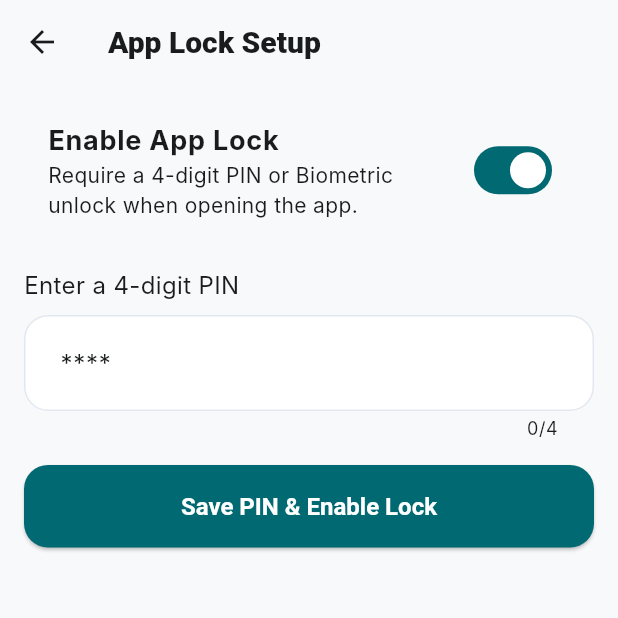
After one commit to abhilashmamminiyan/manikutti_mobile, a Flutter app: the SetupAppLockScreen screen opened directly, after a tap on "Enable App Lock", on a phone screen of 412 x 824 dp, the top half of it. The commit adds this screen. Run offline on Flutter 3.47's test engine with Material 3 defaults, Android fonts, the phone set to English and light mode, and no system bars; our stand-ins replace connectivity_plus, flutter_local_notifications, flutter_secure_storage, image_picker, local_auth, package_info_plus and 3 more; missing offline and left inert: google_mlkit_text_recognition, workmanager; accounts and stored records are empty; Roboto replaces fonts that are missing (Inter, Manrope).

Commit message:
feat: Add App Lock and persistent CI keystore signing

```diff
--- a/lib/screens/settings_screen.dart
+++ b/lib/screens/settings_screen.dart
@@ -3,6 +3,7 @@
 import '../widgets/app_drawer.dart';
 import '../main.dart';
 import 'package:shared_preferences/shared_preferences.dart';
+import 'setup_app_lock_screen.dart';
 
 class SettingsScreen extends StatelessWidget {
   const SettingsScreen({super.key});
@@ -34,6 +35,17 @@
               },
             ),
           ),
+          ListTile(
+            title: const Text('App Lock'),
+            subtitle: const Text('Require PIN or Biometrics'),
+            trailing: const Icon(Icons.security),
+            onTap: () {
+              Navigator.push(
+                context,
+                MaterialPageRoute(builder: (context) => const SetupAppLockScreen()),
+              );
+            },
+          ),
         ],
       ),
     );
--- /dev/null
+++ b/lib/screens/setup_app_lock_screen.dart
@@ -0,0 +1,159 @@
+import 'package:flutter/material.dart';
+import 'package:flutter_secure_storage/flutter_secure_storage.dart';
+import 'package:shared_preferences/shared_preferences.dart';
+
+class SetupAppLockScreen extends StatefulWidget {
+  const SetupAppLockScreen({super.key});
+
+  @override
+  State<SetupAppLockScreen> createState() => _SetupAppLockScreenState();
+}
+
+class _SetupAppLockScreenState extends State<SetupAppLockScreen> {
+  final _storage = const FlutterSecureStorage();
+  bool _isLockEnabled = false;
+  final TextEditingController _pinController = TextEditingController();
+  String _errorMessage = '';
+  bool _hasSavedPin = false;
+
+  @override
+  void initState() {
+    super.initState();
+    _loadLockState();
+  }
+
+  Future<void> _loadLockState() async {
+    final prefs = await SharedPreferences.getInstance();
+    final isEnabled = prefs.getBool('app_lock_enabled') ?? false;
+    final savedPin = await _storage.read(key: 'app_lock_pin');
+
+    setState(() {
+      _isLockEnabled = isEnabled;
+      _hasSavedPin = savedPin != null && savedPin.length == 4;
+    });
+  }
+
+  Future<void> _toggleLock(bool value) async {
+    final prefs = await SharedPreferences.getInstance();
+
+    if (!value) {
+      // Disabling lock
+      await prefs.setBool('app_lock_enabled', false);
+      await _storage.delete(key: 'app_lock_pin');
+      setState(() {
+        _isLockEnabled = false;
+        _hasSavedPin = false;
+        _pinController.clear();
+        _errorMessage = '';
+      });
+      if (mounted) {
+        ScaffoldMessenger.of(context).showSnackBar(
+          const SnackBar(content: Text('App Lock disabled.')),
+        );
+      }
+    } else {
+      // Prompt user to enter a new PIN before enabling
+      setState(() {
+        _isLockEnabled = true;
+      });
+    }
+  }
+
+  Future<void> _savePin() async {
+    final pin = _pinController.text.trim();
+    if (pin.length != 4 || int.tryParse(pin) == null) {
+      setState(() {
+        _errorMessage = 'PIN must be exactly 4 digits.';
+      });
+      return;
+    }
+
+    final prefs = await SharedPreferences.getInstance();
+    await _storage.write(key: 'app_lock_pin', value: pin);
+    await prefs.setBool('app_lock_enabled', true);
+
+    setState(() {
+      _errorMessage = '';
+      _hasSavedPin = true;
+    });
+
+    if (mounted) {
+      ScaffoldMessenger.of(context).showSnackBar(
+        const SnackBar(content: Text('App Lock enabled successfully!')),
+      );
+      Navigator.pop(context);
+    }
+  }
+
+  @override
+  void dispose() {
+    _pinController.dispose();
+    super.dispose();
+  }
+
+  @override
+  Widget build(BuildContext context) {
+    return Scaffold(
+      appBar: AppBar(title: const Text('App Lock Setup')),
+      body: Padding(
+        padding: const EdgeInsets.all(16.0),
+        child: Column(
+          crossAxisAlignment: CrossAxisAlignment.start,
+          children: [
+            SwitchListTile(
+              title: const Text('Enable App Lock', style: TextStyle(fontSize: 18, fontWeight: FontWeight.bold)),
+              subtitle: const Text('Require a 4-digit PIN or Biometric unlock when opening the app.'),
+              value: _isLockEnabled,
+              onChanged: _toggleLock,
+            ),
+            const SizedBox(height: 24),
+            if (_isLockEnabled && !_hasSavedPin) ...[
+              const Text('Enter a 4-digit PIN', style: TextStyle(fontSize: 16)),
+              const SizedBox(height: 8),
+              TextField(
+                controller: _pinController,
+                keyboardType: TextInputType.number,
+                maxLength: 4,
+                obscureText: true,
+                decoration: InputDecoration(
+                  border: const OutlineInputBorder(),
+                  hintText: '****',
+                  errorText: _errorMessage.isEmpty ? null : _errorMessage,
+                ),
+              ),
+              const SizedBox(height: 16),
+              SizedBox(
+                width: double.infinity,
+                child: ElevatedButton(
+                  onPressed: _savePin,
+                  child: const Text('Save PIN & Enable Lock'),
+                ),
+              ),
+            ] else if (_isLockEnabled && _hasSavedPin) ...[
+              Container(
+                padding: const EdgeInsets.all(16),
+                decoration: BoxDecoration(
+                  color: Colors.green.withOpacity(0.1),
+                  borderRadius: BorderRadius.circular(12),
+                  border: Border.all(color: Colors.green),
+                ),
+                child: const Row(
+                  children: [
+                    Icon(Icons.check_circle, color: Colors.green),
+                    SizedBox(width: 12),
+                    Expanded(
+                      child: Text(
+                        'App Lock is active. Your PIN is saved securely.',
+                        style: TextStyle(color: Colors.green, fontWeight: FontWeight.bold),
+                      ),
+                    ),
+                  ],
+                ),
+              )
+            ]
+          ],
+        ),
+      ),
+    );
+  }
+}
--- a/pubspec.yaml
+++ b/pubspec.yaml
@@ -52,6 +52,7 @@ dependencies:
   flutter_localizations:
     sdk: flutter
   image_picker: ^1.2.3
+  local_auth: ^3.0.2
 
 dev_dependencies:
   flutter_test:
```
Also changed, not shown: lib/main.dart (+52 -1 lines), lib/screens/app_lock_screen.dart (added, +155 -0 lines), pubspec.lock, 7 other files.
